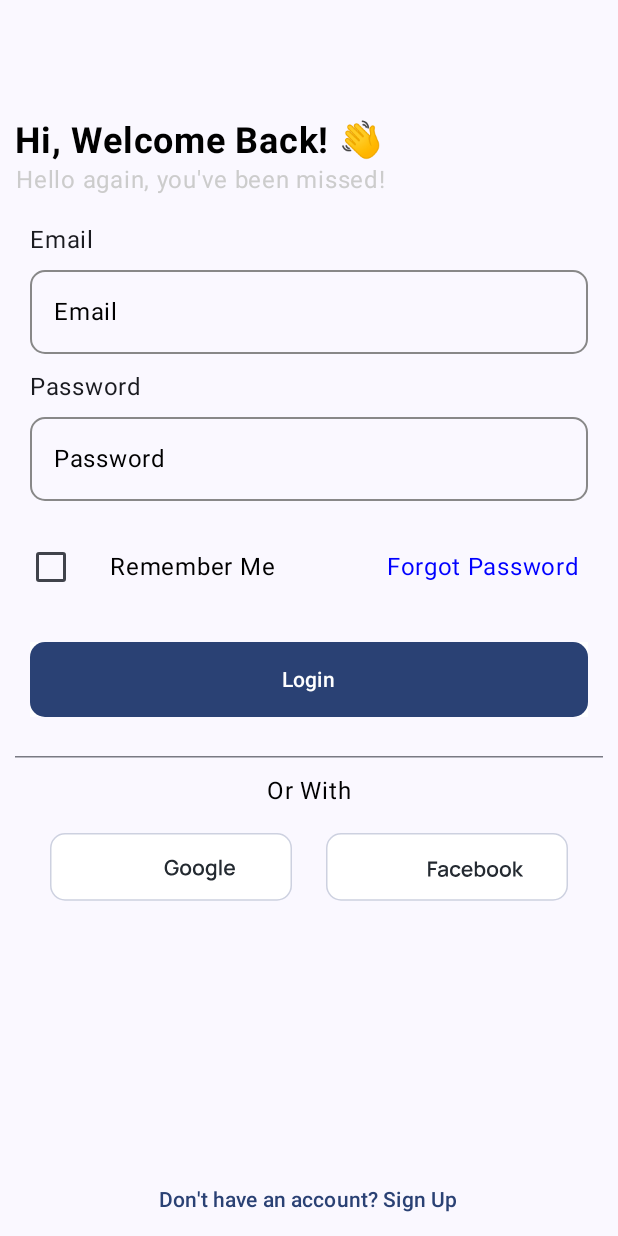
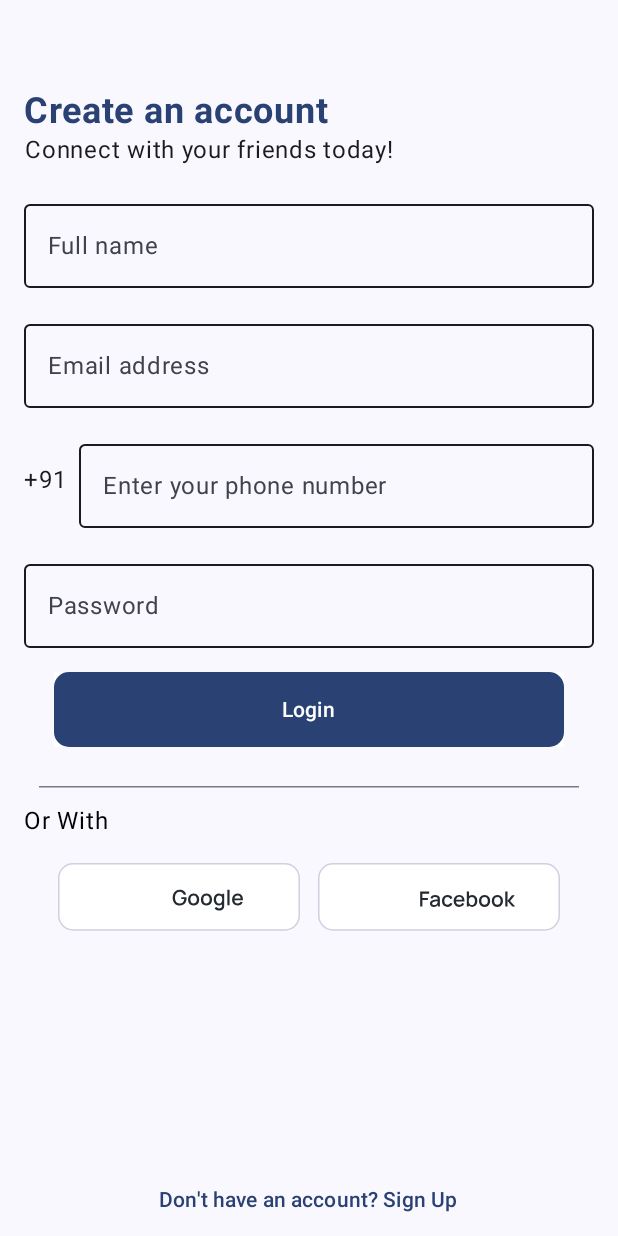
Before and after one commit to Aman-pandey07/Financial_Litracy_App, an Android app built with Jetpack Compose: the screen it shows after launch (MainActivity), on a phone screen of 412 x 824 dp. Run offline under Robolectric (Android 15) with nearby library versions, the phone set to English and light mode, and no system bars.

Commit message:
Signup page done perfect

```diff
--- a/app/src/main/java/com/aman/financial_litracy_app/MainActivity.kt
+++ b/app/src/main/java/com/aman/financial_litracy_app/MainActivity.kt
@@ -14,7 +14,7 @@ import com.aman.financial_litracy_app.homescreen.NotificationScreen
 import com.aman.financial_litracy_app.leftnavigationdrawer.AboutUsScreen
 import com.aman.financial_litracy_app.leftnavigationdrawer.ContactUsScreen
 import com.aman.financial_litracy_app.leftnavigationdrawer.TermsAndConditionScreen
-import com.aman.financial_litracy_app.loginregistration.Login
+import com.aman.financial_litracy_app.loginregistration.SignupStart
 
 import com.aman.financial_litracy_app.ui.theme.Financial_Litracy_AppTheme
 import com.aman.financial_litracy_app.viewmodel.CourseViewModel
@@ -27,8 +27,10 @@ class MainActivity : ComponentActivity() {
         setContent {
             val courseViewModel: CourseViewModel = viewModel()
             Financial_Litracy_AppTheme {
-//
-                Login()
+//                Surface(color = MaterialTheme.colorScheme.background) {
+//                    App()
+//                }
+                SignupStart()
             }
         }
     }
--- a/app/src/main/java/com/aman/financial_litracy_app/loginregistration/SignupStart.kt
+++ b/app/src/main/java/com/aman/financial_litracy_app/loginregistration/SignupStart.kt
@@ -1,6 +1,7 @@
 package com.aman.financial_litracy_app.loginregistration
 
 import androidx.compose.foundation.Image
+import androidx.compose.foundation.background
 import androidx.compose.foundation.layout.Arrangement
 import androidx.compose.foundation.layout.Column
 import androidx.compose.foundation.layout.Row
@@ -10,17 +11,25 @@ import androidx.compose.foundation.layout.fillMaxWidth
 import androidx.compose.foundation.layout.height
 import androidx.compose.foundation.layout.padding
 import androidx.compose.foundation.layout.size
+import androidx.compose.foundation.shape.RoundedCornerShape
 import androidx.compose.foundation.text.KeyboardOptions
 import androidx.compose.material3.Button
+import androidx.compose.material3.ExperimentalMaterial3Api
+import androidx.compose.material3.HorizontalDivider
+import androidx.compose.material3.MaterialTheme
 import androidx.compose.material3.OutlinedTextField
+import androidx.compose.material3.Surface
 
 
 import androidx.compose.material3.Text
+import androidx.compose.material3.TextButton
+import androidx.compose.material3.TextFieldDefaults
 import androidx.compose.runtime.Composable
 import androidx.compose.runtime.mutableStateOf
 import androidx.compose.runtime.remember
 import androidx.compose.ui.Alignment
 import androidx.compose.ui.Modifier
+import androidx.compose.ui.graphics.Color
 import androidx.compose.ui.res.painterResource
 import androidx.compose.ui.text.font.FontWeight
 import androidx.compose.ui.text.input.KeyboardType
@@ -34,30 +43,39 @@ import com.aman.financial_litracy_app.R
 import com.aman.financial_litracy_app.navigation.Screens
 
 
+@OptIn(ExperimentalMaterial3Api::class)
 @Composable
-fun SignupStart(navController: NavController) {
+fun SignupStart(
+//    navController: NavController
+    ) {
 
     val fullName = remember{ mutableStateOf("") }
     val email = remember { mutableStateOf("") }
     val phoneNumber = remember { mutableStateOf("") }
-    val password = remember { mutableStateOf("")
-    }
+    val password = remember { mutableStateOf("") }
 
+    Surface(
+        modifier = Modifier
+            .fillMaxSize()
+            .background(color = MaterialTheme.colorScheme.background) // Use MaterialTheme colors
+    ) {
         Column(
             modifier = Modifier
                 .fillMaxSize()
-            .padding(16.dp),
-        horizontalAlignment = Alignment.CenterHorizontally,
+                .padding(horizontal = 16.dp),
             verticalArrangement = Arrangement.Center
         ) {
+            Spacer(modifier = Modifier.padding(30.dp))
             Text(
                 text = "Create an account",
                 fontSize = 24.sp,
-            fontWeight = FontWeight.Bold
+                fontWeight = FontWeight.Bold,
+                color = MaterialTheme.colorScheme.primary
             )
             Text(
                 text = "Connect with your friends today!",
-            textAlign = TextAlign.Center
+                textAlign = TextAlign.Center,
+                color = MaterialTheme.colorScheme.onBackground
             )
             Spacer(modifier = Modifier.height(16.dp))
 
@@ -65,7 +83,11 @@ fun SignupStart(navController: NavController) {
                 value = fullName.value,
                 onValueChange = { fullName.value = it },
                 label = { Text("Full name") },
-            modifier = Modifier.fillMaxWidth()
+                modifier = Modifier.fillMaxWidth(),
+                colors = TextFieldDefaults.outlinedTextFieldColors(
+                    focusedBorderColor = MaterialTheme.colorScheme.primary,
+                    unfocusedBorderColor = MaterialTheme.colorScheme.onSurface
+                )
             )
             Spacer(modifier = Modifier.height(16.dp))
 
@@ -74,7 +96,11 @@ fun SignupStart(navController: NavController) {
                 onValueChange = { email.value = it },
                 label = { Text("Email address") },
                 keyboardOptions = KeyboardOptions(keyboardType = KeyboardType.Email),
-            modifier = Modifier.fillMaxWidth()
+                modifier = Modifier.fillMaxWidth(),
+                colors = TextFieldDefaults.outlinedTextFieldColors(
+                    focusedBorderColor = MaterialTheme.colorScheme.primary,
+                    unfocusedBorderColor = MaterialTheme.colorScheme.onSurface
+                )
             )
             Spacer(modifier = Modifier.height(16.dp))
 
@@ -86,14 +112,19 @@ fun SignupStart(navController: NavController) {
                     text = "+91",
                     modifier = Modifier
                         .align(Alignment.CenterVertically)
-                    .padding(end = 8.dp)
+                        .padding(end = 8.dp),
+                    color = MaterialTheme.colorScheme.onSurface
                 )
                 OutlinedTextField(
                     value = phoneNumber.value,
                     onValueChange = { phoneNumber.value = it },
                     label = { Text("Enter your phone number") },
                     keyboardOptions = KeyboardOptions(keyboardType = KeyboardType.Phone),
-                modifier = Modifier.fillMaxWidth()
+                    modifier = Modifier.fillMaxWidth(),
+                    colors = TextFieldDefaults.outlinedTextFieldColors(
+                        focusedBorderColor = MaterialTheme.colorScheme.primary,
+                        unfocusedBorderColor = MaterialTheme.colorScheme.onSurface
+                    )
                 )
             }
             Spacer(modifier = Modifier.height(16.dp))
@@ -105,53 +136,67 @@ fun SignupStart(navController: NavController) {
                 label = { Text("Password") },
                 visualTransformation = PasswordVisualTransformation(),
                 keyboardOptions = KeyboardOptions(keyboardType = KeyboardType.Password),
-        modifier = Modifier.fillMaxWidth()
+                modifier = Modifier.fillMaxWidth(),
+                colors = TextFieldDefaults.outlinedTextFieldColors(
+                    focusedBorderColor = MaterialTheme.colorScheme.primary,
+                    unfocusedBorderColor = MaterialTheme.colorScheme.onSurface
+                )
             )
 
 
 
+            //yaha tak ho gaya hai
             Spacer(modifier = Modifier.height(16.dp))
-
             Button(
                 onClick = {
-                        navController.navigate(Screens.ForgetPassword1.route)
-                    /* Handle signup */
+//                navController.navigate(Screens.SignupStart.route)
                 },
-                    modifier = Modifier.fillMaxWidth()
+                modifier = Modifier
+                    .fillMaxWidth()
+                    .padding(horizontal = 20.dp)
+                    .height(50.dp)
+                    .background(color = Color.White),
+                shape = RoundedCornerShape(10.dp)
             ) {
-                    Text(text = "Sign up")
+                Text(text = "Login",color = Color.White)
             }
             Spacer(modifier = Modifier.height(16.dp))
 
-                Text(text = "Or With")
+            HorizontalDivider(modifier = Modifier.padding(10.dp))
+            Text(text = "Or With", color = Color.Black)
+
             Spacer(modifier = Modifier.height(16.dp))
 
             Row(
-                    modifier = Modifier.fillMaxWidth(),
+                modifier = Modifier
+                    .fillMaxWidth()
+                    .padding(horizontal = 10.dp),
                 horizontalArrangement = Arrangement.SpaceEvenly
-                ) {
+            ){
                 Image(
-
                     painter = painterResource(R.drawable.ic_google), // Replace with actual image
                     contentDescription = "Google",
-                    modifier = Modifier.size(48.dp)
+                    modifier = Modifier
                 )
                 Image(
                     painter = painterResource(R.drawable.ic_facebook), // Replace with actual image
                     contentDescription = "Facebook",
-                        modifier = Modifier.size(48.dp)
+                    modifier = Modifier
                 )
+
             }
-                Spacer(modifier = Modifier.height(16.dp))
-
-                Text(text = "Already have an account? Log in")
+            Spacer(modifier = Modifier.weight(1f))
+            TextButton(onClick = { }, modifier = Modifier.align(Alignment.CenterHorizontally)){ Text(text = "Don't have an account? Sign Up")}
         }
     }
 
 
+}
 
-//@Preview(showBackground = true)
-//@Composable
-//fun SignStartPreview(){
-//    SignupStart()
-//}
+
+
+@Preview(showBackground = true)
+@Composable
+fun SignStartPreview(){
+    SignupStart()
+}
--- a/app/src/main/java/com/aman/financial_litracy_app/navigation/AppNavigation.kt
+++ b/app/src/main/java/com/aman/financial_litracy_app/navigation/AppNavigation.kt
@@ -34,7 +34,7 @@ fun App() {
             Login()
         }
         composable(Screens.SignupStart.route) {
-            SignupStart(navController)
+            SignupStart()
         }
         composable(Screens.SignupComplete.route) {
             SignupComplete(navController)
```
Lines whose indentation alone changed are shown as unchanged.
